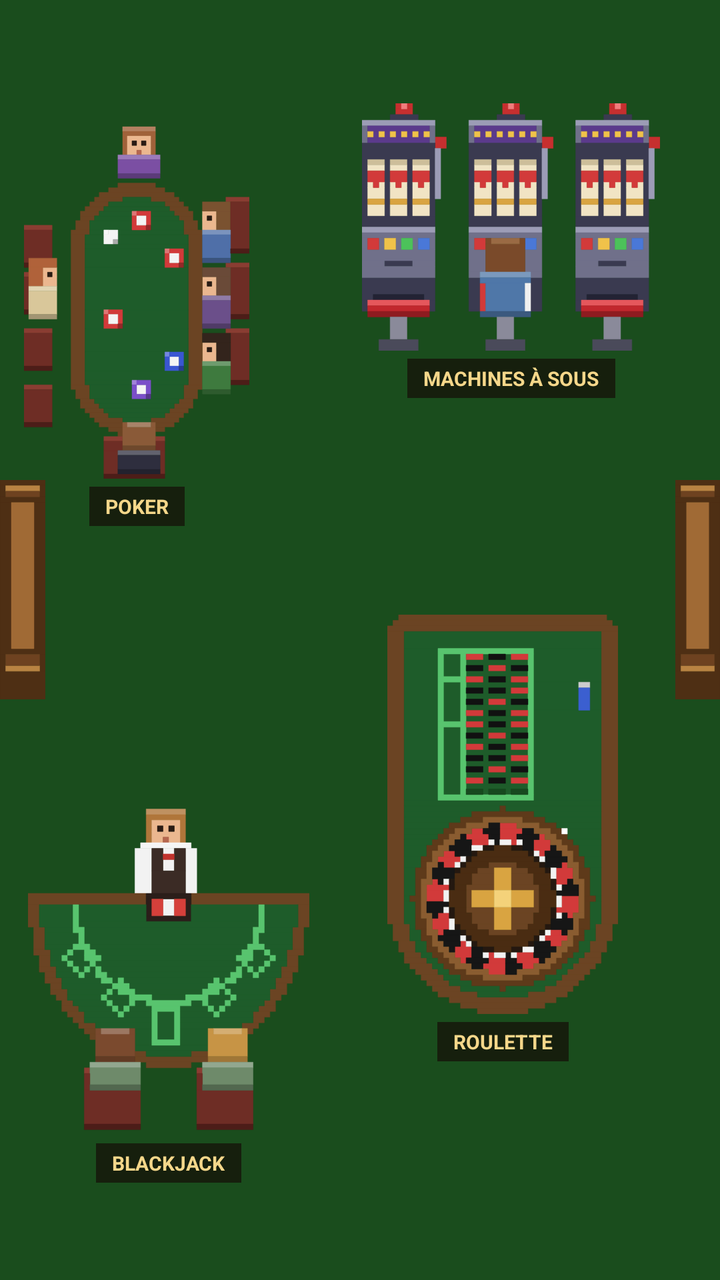
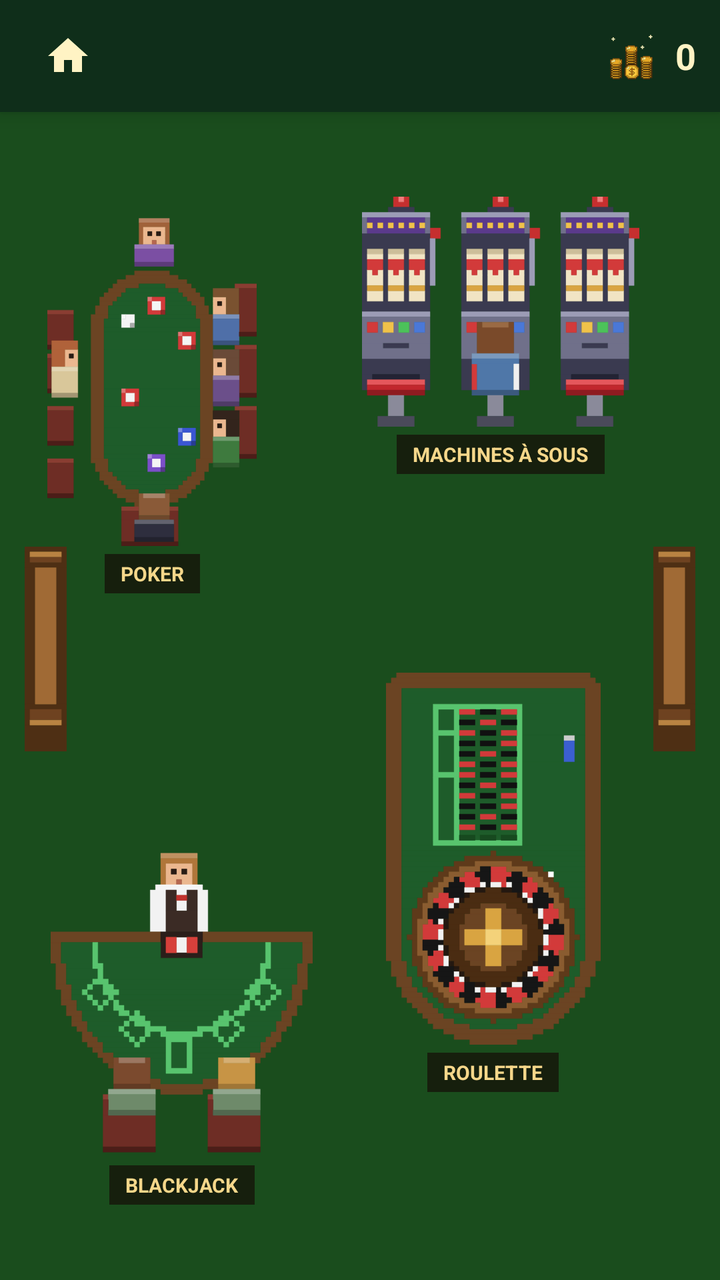

The first picture is an Android layout as it rendered before a commit; the second is the same layout after the commit. The layout source and the unified diff follow.
<!-- AndroidManifest.xml: application theme Theme.My_Application_Sandbox -->
<!-- res/layout/activity_salon.xml -->
<?xml version="1.0" encoding="utf-8"?>
<androidx.constraintlayout.widget.ConstraintLayout xmlns:android="http://schemas.android.com/apk/res/android"
    xmlns:app="http://schemas.android.com/apk/res-auto"
    android:id="@+id/salon_root"
    android:layout_width="match_parent"
    android:layout_height="match_parent"
    android:background="#1A4D1D">

    
    <androidx.constraintlayout.widget.ConstraintLayout
        android:id="@+id/lobby"
        android:layout_width="0dp"
        android:layout_height="0dp"
        app:layout_constraintBottom_toBottomOf="parent"
        app:layout_constraintDimensionRatio="128:223"
        app:layout_constraintEnd_toEndOf="parent"
        app:layout_constraintStart_toStartOf="parent"
        app:layout_constraintTop_toTopOf="parent">

        <ImageView
            android:id="@+id/slot_machines"
            android:layout_width="0dp"
            android:layout_height="0dp"
            android:clickable="true"
            android:contentDescription="Machines à sous"
            android:focusable="true"
            android:scaleType="fitXY"
            android:src="@drawable/ic_slots_row"
            app:layout_constraintBottom_toBottomOf="parent"
            app:layout_constraintDimensionRatio="H,53:44"
            app:layout_constraintEnd_toEndOf="parent"
            app:layout_constraintHorizontal_bias="0.858"
            app:layout_constraintStart_toStartOf="parent"
            app:layout_constraintTop_toTopOf="parent"
            app:layout_constraintVertical_bias="0.09"
            app:layout_constraintWidth_percent="0.4141" />

        <ImageView
            android:id="@+id/poker"
            android:layout_width="0dp"
            android:layout_height="0dp"
            android:clickable="true"
            android:contentDescription="Table de poker"
            android:focusable="true"
            android:scaleType="fitXY"
            android:src="@drawable/ic_table_poker"
            app:layout_constraintBottom_toBottomOf="parent"
            app:layout_constraintDimensionRatio="H,48:76"
            app:layout_constraintEnd_toEndOf="parent"
            app:layout_constraintHorizontal_bias="0.049"
            app:layout_constraintStart_toStartOf="parent"
            app:layout_constraintTop_toTopOf="parent"
            app:layout_constraintVertical_bias="0.122"
            app:layout_constraintWidth_percent="0.3125" />

        <ImageView
            android:id="@+id/blackjack"
            android:layout_width="0dp"
            android:layout_height="0dp"
            android:clickable="true"
            android:contentDescription="Table de blackjack"
            android:focusable="true"
            android:scaleType="fitXY"
            android:src="@drawable/ic_table_blackjack"
            app:layout_constraintBottom_toBottomOf="parent"
            app:layout_constraintDimensionRatio="H,50:59"
            app:layout_constraintEnd_toEndOf="parent"
            app:layout_constraintHorizontal_bias="0.064"
            app:layout_constraintStart_toStartOf="parent"
            app:layout_constraintTop_toTopOf="parent"
            app:layout_constraintVertical_bias="0.857"
            app:layout_constraintWidth_percent="0.3906" />

        <ImageView
            android:id="@+id/cabinet_left"
            android:layout_width="0dp"
            android:layout_height="0dp"
            android:contentDescription="@null"
            android:importantForAccessibility="no"
            android:scaleType="fitXY"
            android:src="@drawable/ic_deco"
            app:layout_constraintBottom_toBottomOf="parent"
            app:layout_constraintDimensionRatio="H,8:39"
            app:layout_constraintEnd_toEndOf="parent"
            app:layout_constraintHorizontal_bias="0"
            app:layout_constraintStart_toStartOf="parent"
            app:layout_constraintTop_toTopOf="parent"
            app:layout_constraintVertical_bias="0.4511"
            app:layout_constraintWidth_percent="0.0625" />

        <ImageView
            android:id="@+id/cabinet_right"
            android:layout_width="0dp"
            android:layout_height="0dp"
            android:contentDescription="@null"
            android:importantForAccessibility="no"
            android:scaleType="fitXY"
            android:src="@drawable/ic_deco"
            app:layout_constraintBottom_toBottomOf="parent"
            app:layout_constraintDimensionRatio="H,8:39"
            app:layout_constraintEnd_toEndOf="parent"
            app:layout_constraintHorizontal_bias="1"
            app:layout_constraintStart_toStartOf="parent"
            app:layout_constraintTop_toTopOf="parent"
            app:layout_constraintVertical_bias="0.4511"
            app:layout_constraintWidth_percent="0.0625" />

        <ImageView
            android:id="@+id/roulette"
            android:layout_width="0dp"
            android:layout_height="0dp"
            android:clickable="true"
            android:contentDescription="Table de roulette"
            android:focusable="true"
            android:scaleType="fitXY"
            android:src="@drawable/ic_table_roulette"
            app:layout_constraintBottom_toBottomOf="parent"
            app:layout_constraintDimensionRatio="H,41:71"
            app:layout_constraintEnd_toEndOf="parent"
            app:layout_constraintHorizontal_bias="0.792"
            app:layout_constraintStart_toStartOf="parent"
            app:layout_constraintTop_toTopOf="parent"
            app:layout_constraintVertical_bias="0.704"
            app:layout_constraintWidth_percent="0.3203" />

        <TextView
            android:id="@+id/label_slots"
            android:layout_width="wrap_content"
            android:layout_height="wrap_content"
            android:layout_marginTop="4dp"
            android:background="#B3140C06"
            android:clickable="true"
            android:focusable="true"
            android:paddingStart="8dp"
            android:paddingTop="3dp"
            android:paddingEnd="8dp"
            android:paddingBottom="3dp"
            android:text="MACHINES À SOUS"
            android:textColor="#F5D78A"
            android:textSize="10sp"
            android:textStyle="bold"
            app:layout_constraintEnd_toEndOf="@id/slot_machines"
            app:layout_constraintStart_toStartOf="@id/slot_machines"
            app:layout_constraintTop_toBottomOf="@id/slot_machines" />

        <TextView
            android:id="@+id/label_poker"
            android:layout_width="wrap_content"
            android:layout_height="wrap_content"
            android:layout_marginTop="4dp"
            android:background="#B3140C06"
            android:clickable="true"
            android:focusable="true"
            android:paddingStart="8dp"
            android:paddingTop="3dp"
            android:paddingEnd="8dp"
            android:paddingBottom="3dp"
            android:text="POKER"
            android:textColor="#F5D78A"
            android:textSize="10sp"
            android:textStyle="bold"
            app:layout_constraintEnd_toEndOf="@id/poker"
            app:layout_constraintStart_toStartOf="@id/poker"
            app:layout_constraintTop_toBottomOf="@id/poker" />

        <TextView
            android:id="@+id/label_blackjack"
            android:layout_width="wrap_content"
            android:layout_height="wrap_content"
            android:layout_marginTop="4dp"
            android:background="#B3140C06"
            android:clickable="true"
            android:focusable="true"
            android:paddingStart="8dp"
            android:paddingTop="3dp"
            android:paddingEnd="8dp"
            android:paddingBottom="3dp"
            android:text="BLACKJACK"
            android:textColor="#F5D78A"
            android:textSize="10sp"
            android:textStyle="bold"
            app:layout_constraintEnd_toEndOf="@id/blackjack"
            app:layout_constraintStart_toStartOf="@id/blackjack"
            app:layout_constraintTop_toBottomOf="@id/blackjack" />

        <TextView
            android:id="@+id/label_roulette"
            android:layout_width="wrap_content"
            android:layout_height="wrap_content"
            android:layout_marginTop="4dp"
            android:background="#B3140C06"
            android:clickable="true"
            android:focusable="true"
            android:paddingStart="8dp"
            android:paddingTop="3dp"
            android:paddingEnd="8dp"
            android:paddingBottom="3dp"
            android:text="ROULETTE"
            android:textColor="#F5D78A"
            android:textSize="10sp"
            android:textStyle="bold"
            app:layout_constraintEnd_toEndOf="@id/roulette"
            app:layout_constraintStart_toStartOf="@id/roulette"
            app:layout_constraintTop_toBottomOf="@id/roulette" />

    </androidx.constraintlayout.widget.ConstraintLayout>
</androidx.constraintlayout.widget.ConstraintLayout>
<!-- resources referenced by this layout -->
<resources>
  <!-- drawable ic_deco (drawable) -->
  <?xml version="1.0" encoding="utf-8"?>
  <vector xmlns:android="http://schemas.android.com/apk/res/android"
      android:width="32dp"
      android:height="156dp"
      android:viewportWidth="8"
      android:viewportHeight="39">
      <path
          android:fillColor="#4E2F14"
          android:strokeColor="#4E2F14"
          android:strokeWidth="0.06"
          android:pathData="M0,0h8v1h-8zM0,3h8v1h-8zM0,30h8v1h-8zM0,34h8v5h-8zM0,1h1v2h-1zM0,31h1v3h-1zM7,1h1v2h-1zM7,31h1v3h-1zM0,4h2v26h-2zM6,4h2v26h-2z" />
      <path
          android:fillColor="#B98342"
          android:strokeColor="#B98342"
          android:strokeWidth="0.06"
          android:pathData="M1,1h6v1h-6zM1,33h6v1h-6z" />
      <path
          android:fillColor="#6E4220"
          android:strokeColor="#6E4220"
          android:strokeWidth="0.06"
          android:pathData="M1,2h6v1h-6zM1,31h6v2h-6z" />
      <path
          android:fillColor="#A06A35"
          android:strokeColor="#A06A35"
          android:strokeWidth="0.06"
          android:pathData="M2,4h4v26h-4z" />
  </vector>
  <!-- drawable ic_slots_row: vector/xml drawable (drawable, 7361 chars, omitted) -->
  <!-- drawable ic_table_blackjack: vector/xml drawable (drawable, 7405 chars, omitted) -->
  <!-- drawable ic_table_poker: vector/xml drawable (drawable, 10142 chars, omitted) -->
  <!-- drawable ic_table_roulette: vector/xml drawable (drawable, 8905 chars, omitted) -->
  <style name="Theme.My_Application_Sandbox" parent="Base.Theme.My_Application_Sandbox" />
  <style name="Base.Theme.My_Application_Sandbox" parent="Theme.Material3.DayNight.NoActionBar">
          
          
      </style>
</resources>

<!-- the commit's change to res/layout/activity_salon.xml (unified diff, before → after) -->
@@ -1,207 +1,260 @@
-<?xml version="1.0" encoding="utf-8"?>
-<androidx.constraintlayout.widget.ConstraintLayout xmlns:android="http://schemas.android.com/apk/res/android"
-    xmlns:app="http://schemas.android.com/apk/res-auto"
+<LinearLayout
+    xmlns:android="http://schemas.android.com/apk/res/android"
     android:id="@+id/salon_root"
     android:layout_width="match_parent"
     android:layout_height="match_parent"
-    android:background="#1A4D1D">
-
-    
-    <androidx.constraintlayout.widget.ConstraintLayout
-        android:id="@+id/lobby"
-        android:layout_width="0dp"
-        android:layout_height="0dp"
-        app:layout_constraintBottom_toBottomOf="parent"
-        app:layout_constraintDimensionRatio="128:223"
-        app:layout_constraintEnd_toEndOf="parent"
-        app:layout_constraintStart_toStartOf="parent"
-        app:layout_constraintTop_toTopOf="parent">
-
-        <ImageView
-            android:id="@+id/slot_machines"
+    android:background="#1A4D1D"
+    android:orientation="vertical">
+
+    <LinearLayout
+        android:id="@+id/topBar"
+        android:layout_width="match_parent"
+        android:layout_height="56dp"
+        android:background="#0F2E1A"
+        android:elevation="6dp"
+        android:gravity="center_vertical"
+        android:orientation="horizontal"
+        android:paddingHorizontal="12dp">
+
+        <ImageButton
+            android:id="@+id/btnHome"
+            android:layout_width="44dp"
+            android:layout_height="44dp"
+            android:background="?attr/selectableItemBackgroundBorderless"
+            android:contentDescription="Accueil"
+            android:src="@drawable/ic_home" />
+
+        <View
             android:layout_width="0dp"
             android:layout_height="0dp"
-            android:clickable="true"
-            android:contentDescription="Machines à sous"
-            android:focusable="true"
-            android:scaleType="fitXY"
-            android:src="@drawable/ic_slots_row"
-            app:layout_constraintBottom_toBottomOf="parent"
-            app:layout_constraintDimensionRatio="H,53:44"
-            app:layout_constraintEnd_toEndOf="parent"
-            app:layout_constraintHorizontal_bias="0.858"
-            app:layout_constraintStart_toStartOf="parent"
-            app:layout_constraintTop_toTopOf="parent"
-            app:layout_constraintVertical_bias="0.09"
-            app:layout_constraintWidth_percent="0.4141" />
+            android:layout_weight="1" />
 
         <ImageView
-            android:id="@+id/poker"
-            android:layout_width="0dp"
-            android:layout_height="0dp"
-            android:clickable="true"
-            android:contentDescription="Table de poker"
-            android:focusable="true"
-            android:scaleType="fitXY"
-            android:src="@drawable/ic_table_poker"
-            app:layout_constraintBottom_toBottomOf="parent"
-            app:layout_constraintDimensionRatio="H,48:76"
-            app:layout_constraintEnd_toEndOf="parent"
-            app:layout_constraintHorizontal_bias="0.049"
-            app:layout_constraintStart_toStartOf="parent"
-            app:layout_constraintTop_toTopOf="parent"
-            app:layout_constraintVertical_bias="0.122"
-            app:layout_constraintWidth_percent="0.3125" />
-
-        <ImageView
-            android:id="@+id/blackjack"
-            android:layout_width="0dp"
-            android:layout_height="0dp"
-            android:clickable="true"
-            android:contentDescription="Table de blackjack"
-            android:focusable="true"
-            android:scaleType="fitXY"
-            android:src="@drawable/ic_table_blackjack"
-            app:layout_constraintBottom_toBottomOf="parent"
-            app:layout_constraintDimensionRatio="H,50:59"
-            app:layout_constraintEnd_toEndOf="parent"
-            app:layout_constraintHorizontal_bias="0.064"
-            app:layout_constraintStart_toStartOf="parent"
-            app:layout_constraintTop_toTopOf="parent"
-            app:layout_constraintVertical_bias="0.857"
-            app:layout_constraintWidth_percent="0.3906" />
-
-        <ImageView
-            android:id="@+id/cabinet_left"
-            android:layout_width="0dp"
-            android:layout_height="0dp"
-            android:contentDescription="@null"
-            android:importantForAccessibility="no"
-            android:scaleType="fitXY"
-            android:src="@drawable/ic_deco"
-            app:layout_constraintBottom_toBottomOf="parent"
-            app:layout_constraintDimensionRatio="H,8:39"
-            app:layout_constraintEnd_toEndOf="parent"
-            app:layout_constraintHorizontal_bias="0"
-            app:layout_constraintStart_toStartOf="parent"
-            app:layout_constraintTop_toTopOf="parent"
-            app:layout_constraintVertical_bias="0.4511"
-            app:layout_constraintWidth_percent="0.0625" />
-
-        <ImageView
-            android:id="@+id/cabinet_right"
-            android:layout_width="0dp"
-            android:layout_height="0dp"
-            android:contentDescription="@null"
-            android:importantForAccessibility="no"
-            android:scaleType="fitXY"
-            android:src="@drawable/ic_deco"
-            app:layout_constraintBottom_toBottomOf="parent"
-            app:layout_constraintDimensionRatio="H,8:39"
-            app:layout_constraintEnd_toEndOf="parent"
-            app:layout_constraintHorizontal_bias="1"
-            app:layout_constraintStart_toStartOf="parent"
-            app:layout_constraintTop_toTopOf="parent"
-            app:layout_constraintVertical_bias="0.4511"
-            app:layout_constraintWidth_percent="0.0625" />
-
-        <ImageView
-            android:id="@+id/roulette"
-            android:layout_width="0dp"
-            android:layout_height="0dp"
-            android:clickable="true"
-            android:contentDescription="Table de roulette"
-            android:focusable="true"
-            android:scaleType="fitXY"
-            android:src="@drawable/ic_table_roulette"
-            app:layout_constraintBottom_toBottomOf="parent"
-            app:layout_constraintDimensionRatio="H,41:71"
-            app:layout_constraintEnd_toEndOf="parent"
-            app:layout_constraintHorizontal_bias="0.792"
-            app:layout_constraintStart_toStartOf="parent"
-            app:layout_constraintTop_toTopOf="parent"
-            app:layout_constraintVertical_bias="0.704"
-            app:layout_constraintWidth_percent="0.3203" />
+            android:layout_width="28dp"
+            android:layout_height="28dp"
+            android:src="@drawable/ic_pieces" />
 
         <TextView
-            android:id="@+id/label_slots"
+            android:id="@+id/tvBanque"
             android:layout_width="wrap_content"
             android:layout_height="wrap_content"
-            android:layout_marginTop="4dp"
-            android:background="#B3140C06"
-            android:clickable="true"
-            android:focusable="true"
-            android:paddingStart="8dp"
-            android:paddingTop="3dp"
-            android:paddingEnd="8dp"
-            android:paddingBottom="3dp"
-            android:text="MACHINES À SOUS"
-            android:textColor="#F5D78A"
-            android:textSize="10sp"
-            android:textStyle="bold"
-            app:layout_constraintEnd_toEndOf="@id/slot_machines"
-            app:layout_constraintStart_toStartOf="@id/slot_machines"
-            app:layout_constraintTop_toBottomOf="@id/slot_machines" />
-
-        <TextView
-            android:id="@+id/label_poker"
-            android:layout_width="wrap_content"
-            android:layout_height="wrap_content"
-            android:layout_marginTop="4dp"
-            android:background="#B3140C06"
-            android:clickable="true"
-            android:focusable="true"
-            android:paddingStart="8dp"
-            android:paddingTop="3dp"
-            android:paddingEnd="8dp"
-            android:paddingBottom="3dp"
-            android:text="POKER"
-            android:textColor="#F5D78A"
-            android:textSize="10sp"
-            android:textStyle="bold"
-            app:layout_constraintEnd_toEndOf="@id/poker"
-            app:layout_constraintStart_toStartOf="@id/poker"
-            app:layout_constraintTop_toBottomOf="@id/poker" />
-
-        <TextView
-            android:id="@+id/label_blackjack"
-            android:layout_width="wrap_content"
-            android:layout_height="wrap_content"
-            android:layout_marginTop="4dp"
-            android:background="#B3140C06"
-            android:clickable="true"
-            android:focusable="true"
-            android:paddingStart="8dp"
-            android:paddingTop="3dp"
-            android:paddingEnd="8dp"
-            android:paddingBottom="3dp"
-            android:text="BLACKJACK"
-            android:textColor="#F5D78A"
-            android:textSize="10sp"
-            android:textStyle="bold"
-            app:layout_constraintEnd_toEndOf="@id/blackjack"
-            app:layout_constraintStart_toStartOf="@id/blackjack"
-            app:layout_constraintTop_toBottomOf="@id/blackjack" />
-
-        <TextView
-            android:id="@+id/label_roulette"
-            android:layout_width="wrap_content"
-            android:layout_height="wrap_content"
-            android:layout_marginTop="4dp"
-            android:background="#B3140C06"
-            android:clickable="true"
-            android:focusable="true"
-            android:paddingStart="8dp"
-            android:paddingTop="3dp"
-            android:paddingEnd="8dp"
-            android:paddingBottom="3dp"
-            android:text="ROULETTE"
-            android:textColor="#F5D78A"
-            android:textSize="10sp"
-            android:textStyle="bold"
-            app:layout_constraintEnd_toEndOf="@id/roulette"
-            app:layout_constraintStart_toStartOf="@id/roulette"
-            app:layout_constraintTop_toBottomOf="@id/roulette" />
-
-    </androidx.constraintlayout.widget.ConstraintLayout>
-</androidx.constraintlayout.widget.ConstraintLayout>
+            android:layout_marginStart="8dp"
+            android:text="0"
+            android:textColor="#FFF3C4"
+            android:textSize="18sp"
+            android:textStyle="bold" />
+    </LinearLayout>
+
+    
+    <FrameLayout
+        android:layout_width="match_parent"
+        android:layout_height="0dp"
+        android:layout_weight="1">
+
+        <androidx.constraintlayout.widget.ConstraintLayout xmlns:android="http://schemas.android.com/apk/res/android"
+            xmlns:app="http://schemas.android.com/apk/res-auto"
+            android:layout_width="match_parent"
+            android:layout_height="match_parent">
+
+            
+            <androidx.constraintlayout.widget.ConstraintLayout
+                android:id="@+id/lobby"
+                android:layout_width="0dp"
+                android:layout_height="0dp"
+                app:layout_constraintBottom_toBottomOf="parent"
+                app:layout_constraintDimensionRatio="128:223"
+                app:layout_constraintEnd_toEndOf="parent"
+                app:layout_constraintStart_toStartOf="parent"
+                app:layout_constraintTop_toTopOf="parent">
+
+                <ImageView
+                    android:id="@+id/slot_machines"
+                    android:layout_width="0dp"
+                    android:layout_height="0dp"
+                    android:clickable="true"
+                    android:contentDescription="Machines à sous"
+                    android:focusable="true"
+                    android:scaleType="fitXY"
+                    android:src="@drawable/ic_slots_row"
+                    app:layout_constraintBottom_toBottomOf="parent"
+                    app:layout_constraintDimensionRatio="H,53:44"
+                    app:layout_constraintEnd_toEndOf="parent"
+                    app:layout_constraintHorizontal_bias="0.858"
+                    app:layout_constraintStart_toStartOf="parent"
+                    app:layout_constraintTop_toTopOf="parent"
+                    app:layout_constraintVertical_bias="0.09"
+                    app:layout_constraintWidth_percent="0.4141" />
+
+                <ImageView
+                    android:id="@+id/poker"
+                    android:layout_width="0dp"
+                    android:layout_height="0dp"
+                    android:clickable="true"
+                    android:contentDescription="Table de poker"
+                    android:focusable="true"
+                    android:scaleType="fitXY"
+                    android:src="@drawable/ic_table_poker"
+                    app:layout_constraintBottom_toBottomOf="parent"
+                    app:layout_constraintDimensionRatio="H,48:76"
+                    app:layout_constraintEnd_toEndOf="parent"
+                    app:layout_constraintHorizontal_bias="0.049"
+                    app:layout_constraintStart_toStartOf="parent"
+                    app:layout_constraintTop_toTopOf="parent"
+                    app:layout_constraintVertical_bias="0.122"
+                    app:layout_constraintWidth_percent="0.3125" />
+
+                <ImageView
+                    android:id="@+id/blackjack"
+                    android:layout_width="0dp"
+                    android:layout_height="0dp"
+                    android:clickable="true"
+                    android:contentDescription="Table de blackjack"
+                    android:focusable="true"
+                    android:scaleType="fitXY"
+                    android:src="@drawable/ic_table_blackjack"
+                    app:layout_constraintBottom_toBottomOf="parent"
+                    app:layout_constraintDimensionRatio="H,50:59"
+                    app:layout_constraintEnd_toEndOf="parent"
+                    app:layout_constraintHorizontal_bias="0.064"
+                    app:layout_constraintStart_toStartOf="parent"
+                    app:layout_constraintTop_toTopOf="parent"
+                    app:layout_constraintVertical_bias="0.857"
+                    app:layout_constraintWidth_percent="0.3906" />
+
+                <ImageView
+                    android:id="@+id/cabinet_left"
+                    android:layout_width="0dp"
+                    android:layout_height="0dp"
+                    android:contentDescription="@null"
+                    android:importantForAccessibility="no"
+                    android:scaleType="fitXY"
+                    android:src="@drawable/ic_deco"
+                    app:layout_constraintBottom_toBottomOf="parent"
+                    app:layout_constraintDimensionRatio="H,8:39"
+                    app:layout_constraintEnd_toEndOf="parent"
+                    app:layout_constraintHorizontal_bias="0"
+                    app:layout_constraintStart_toStartOf="parent"
+                    app:layout_constraintTop_toTopOf="parent"
+                    app:layout_constraintVertical_bias="0.4511"
+                    app:layout_constraintWidth_percent="0.0625" />
+
+                <ImageView
+                    android:id="@+id/cabinet_right"
+                    android:layout_width="0dp"
+                    android:layout_height="0dp"
+                    android:contentDescription="@null"
+                    android:importantForAccessibility="no"
+                    android:scaleType="fitXY"
+                    android:src="@drawable/ic_deco"
+                    app:layout_constraintBottom_toBottomOf="parent"
+                    app:layout_constraintDimensionRatio="H,8:39"
+                    app:layout_constraintEnd_toEndOf="parent"
+                    app:layout_constraintHorizontal_bias="1"
+                    app:layout_constraintStart_toStartOf="parent"
+                    app:layout_constraintTop_toTopOf="parent"
+                    app:layout_constraintVertical_bias="0.4511"
+                    app:layout_constraintWidth_percent="0.0625" />
+
+                <ImageView
+                    android:id="@+id/roulette"
+                    android:layout_width="0dp"
+                    android:layout_height="0dp"
+                    android:clickable="true"
+                    android:contentDescription="Table de roulette"
+                    android:focusable="true"
+                    android:scaleType="fitXY"
+                    android:src="@drawable/ic_table_roulette"
+                    app:layout_constraintBottom_toBottomOf="parent"
+                    app:layout_constraintDimensionRatio="H,41:71"
+                    app:layout_constraintEnd_toEndOf="parent"
+                    app:layout_constraintHorizontal_bias="0.792"
+                    app:layout_constraintStart_toStartOf="parent"
+                    app:layout_constraintTop_toTopOf="parent"
+                    app:layout_constraintVertical_bias="0.704"
+                    app:layout_constraintWidth_percent="0.3203" />
+
+                <TextView
+                    android:id="@+id/label_slots"
+                    android:layout_width="wrap_content"
+                    android:layout_height="wrap_content"
+                    android:layout_marginTop="4dp"
+                    android:background="#B3140C06"
+                    android:clickable="true"
+                    android:focusable="true"
+                    android:paddingStart="8dp"
+                    android:paddingTop="3dp"
+                    android:paddingEnd="8dp"
+                    android:paddingBottom="3dp"
+                    android:text="MACHINES À SOUS"
+                    android:textColor="#F5D78A"
+                    android:textSize="10sp"
+                    android:textStyle="bold"
+                    app:layout_constraintEnd_toEndOf="@id/slot_machines"
+                    app:layout_constraintStart_toStartOf="@id/slot_machines"
+                    app:layout_constraintTop_toBottomOf="@id/slot_machines" />
+
+                <TextView
+                    android:id="@+id/label_poker"
+                    android:layout_width="wrap_content"
+                    android:layout_height="wrap_content"
+                    android:layout_marginTop="4dp"
+                    android:background="#B3140C06"
+                    android:clickable="true"
+                    android:focusable="true"
+                    android:paddingStart="8dp"
+                    android:paddingTop="3dp"
+                    android:paddingEnd="8dp"
+                    android:paddingBottom="3dp"
+                    android:text="POKER"
+                    android:textColor="#F5D78A"
+                    android:textSize="10sp"
+                    android:textStyle="bold"
+                    app:layout_constraintEnd_toEndOf="@id/poker"
+                    app:layout_constraintStart_toStartOf="@id/poker"
+                    app:layout_constraintTop_toBottomOf="@id/poker" />
+
+                <TextView
+                    android:id="@+id/label_blackjack"
+                    android:layout_width="wrap_content"
+                    android:layout_height="wrap_content"
+                    android:layout_marginTop="4dp"
+                    android:background="#B3140C06"
+                    android:clickable="true"
+                    android:focusable="true"
+                    android:paddingStart="8dp"
+                    android:paddingTop="3dp"
+                    android:paddingEnd="8dp"
+                    android:paddingBottom="3dp"
+                    android:text="BLACKJACK"
+                    android:textColor="#F5D78A"
+                    android:textSize="10sp"
+                    android:textStyle="bold"
+                    app:layout_constraintEnd_toEndOf="@id/blackjack"
+                    app:layout_constraintStart_toStartOf="@id/blackjack"
+                    app:layout_constraintTop_toBottomOf="@id/blackjack" />
+
+                <TextView
+                    android:id="@+id/label_roulette"
+                    android:layout_width="wrap_content"
+                    android:layout_height="wrap_content"
+                    android:layout_marginTop="4dp"
+                    android:background="#B3140C06"
+                    android:clickable="true"
+                    android:focusable="true"
+                    android:paddingStart="8dp"
+                    android:paddingTop="3dp"
+                    android:paddingEnd="8dp"
+                    android:paddingBottom="3dp"
+                    android:text="ROULETTE"
+                    android:textColor="#F5D78A"
+                    android:textSize="10sp"
+                    android:textStyle="bold"
+                    app:layout_constraintEnd_toEndOf="@id/roulette"
+                    app:layout_constraintStart_toStartOf="@id/roulette"
+                    app:layout_constraintTop_toBottomOf="@id/roulette" />
+
+            </androidx.constraintlayout.widget.ConstraintLayout>
+        </androidx.constraintlayout.widget.ConstraintLayout>
+
+    </FrameLayout>
+</LinearLayout>
<!-- resource entries referenced after the edit -->
@@ -28,6 +28,15 @@
           android:strokeWidth="0.06"
           android:pathData="M2,4h4v26h-4z" />
   </vector>
+  <!-- drawable ic_home (drawable) -->
+  <vector xmlns:android="http://schemas.android.com/apk/res/android"
+      android:width="24dp" android:height="24dp"
+      android:viewportWidth="24" android:viewportHeight="24">
+      <path
+          android:fillColor="#FFF3C4"
+          android:pathData="M10,20v-6h4v6h5v-8h3L12,3 2,12h3v8z"/>
+  </vector>
+  <!-- drawable ic_pieces: vector/xml drawable (drawable, 5424 chars, omitted) -->
   <!-- drawable ic_slots_row: vector/xml drawable (drawable, 7361 chars, omitted) -->
   <!-- drawable ic_table_blackjack: vector/xml drawable (drawable, 7405 chars, omitted) -->
   <!-- drawable ic_table_poker: vector/xml drawable (drawable, 10142 chars, omitted) -->
